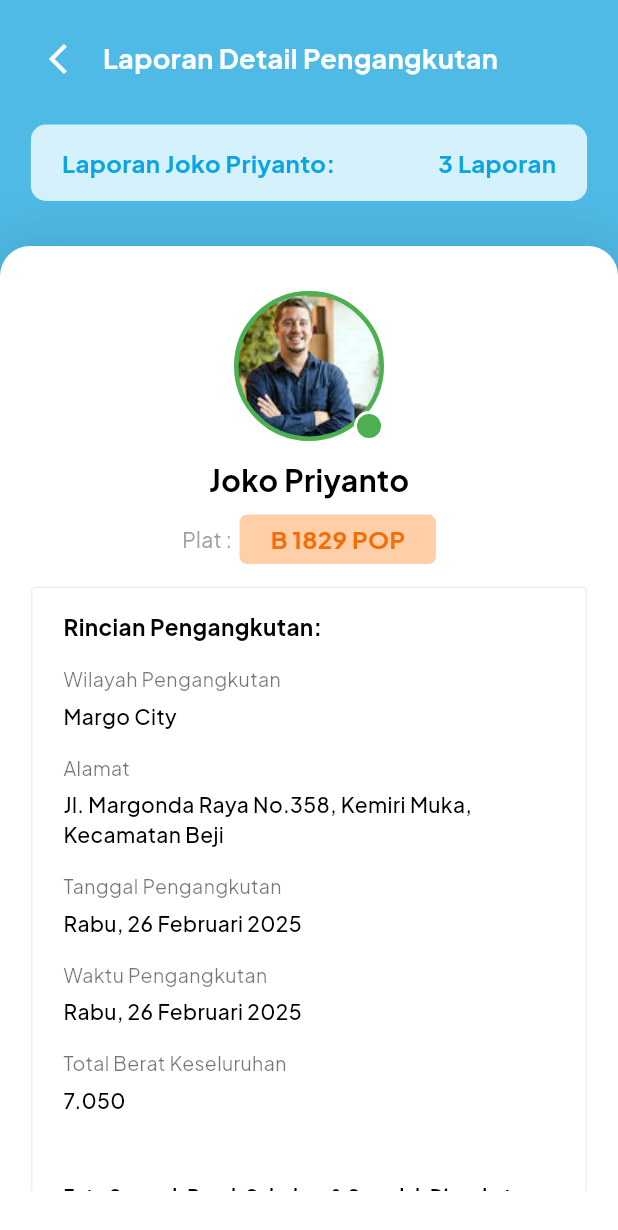
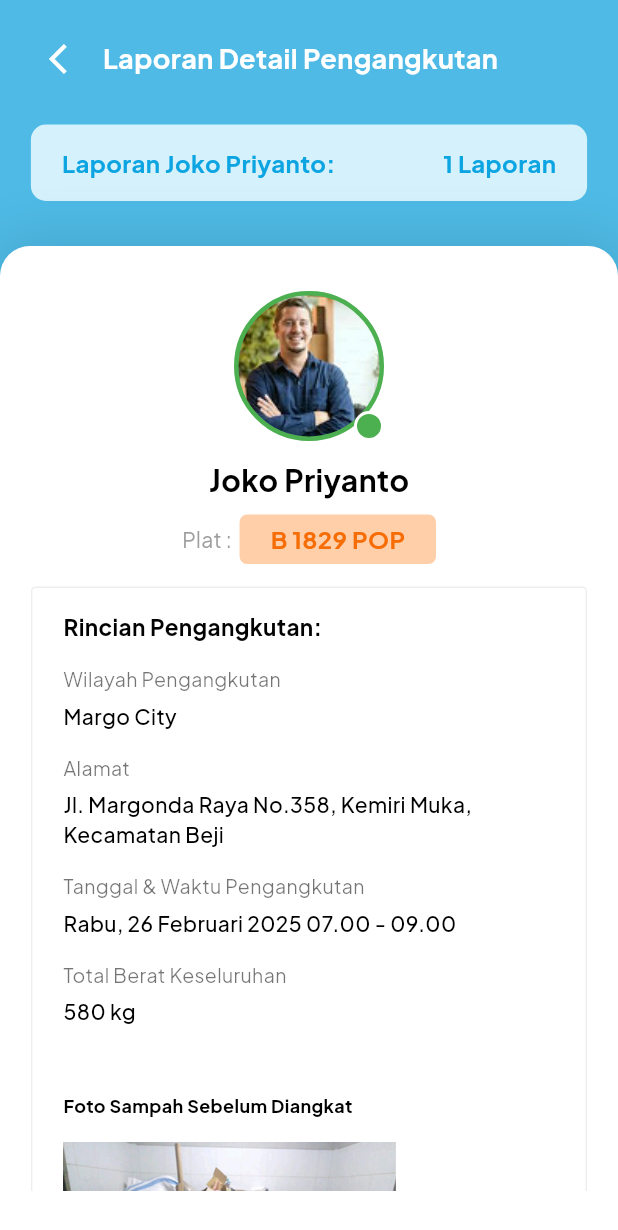
Before and after one commit to azzahrarinaldi/bersihku-app, a Flutter app: the LaporanMasukScreen screen opened by its route, after a tap on "Lihat Detail", on a phone screen of 412 x 824 dp. Shown: the top 1230 px of the screen. Run offline on Flutter 3.47's test engine with Material 3 defaults, Android fonts, the phone set to English and light mode, and no system bars; our stand-ins replace get, image_picker, loading_indicator, shared_preferences; accounts and stored records are empty.

Commit message:
implement getX in detail laporan screen

```diff
--- /dev/null
+++ b/lib/bindings/detail_data_supir_binding.dart
@@ -0,0 +1,9 @@
+import 'package:bersihku/controllers/detail_data_supir_controller.dart';
+import 'package:get/get.dart';
+
+class DetailDataSupirBinding extends Bindings {
+  @override
+  void dependencies() {
+    Get.lazyPut<DetailDataSupirController>(() => DetailDataSupirController());
+  }
+}
--- /dev/null
+++ b/lib/bindings/detail_laporan_binding.dart
@@ -0,0 +1,10 @@
+import 'package:bersihku/controllers/detail_laporan_controller.dart';
+import 'package:get/get.dart';
+
+class DetailLaporanBinding extends Bindings {
+  @override
+  void dependencies() {
+    // Inject DetailLaporanController hanya ketika dibutuhkan
+    Get.lazyPut<DetailLaporanController>(() => DetailLaporanController());
+  }
+}
--- /dev/null
+++ b/lib/controllers/detail_laporan_controller.dart
@@ -0,0 +1,47 @@
+import 'package:bersihku/models/detail_laporan_model.dart';
+import 'package:get/get.dart';
+
+class DetailLaporanController extends GetxController {
+  var laporanList = <DetailLaporanModel>[].obs;
+
+  @override
+  void onInit() {
+    super.onInit();
+    fetchDummyData();
+  }
+
+  void fetchDummyData() {
+    laporanList.value = [
+      DetailLaporanModel(
+        name: "Joko Priyanto",
+        vehicle: "B 1829 POP",
+        place: "Margo City",
+        address: "Jl. Margonda Raya No.358, Kemiri Muka, Kecamatan Beji",
+        time: "Rabu, 26 Februari 2025 07.00 - 09.00",
+        weightTotal: "580 kg",
+        urlFotoSebelum: "assets/images/sampah-kering-img.png",
+        urlFotoSesudah: "assets/images/sampah-kering-img.png",
+      ),
+      DetailLaporanModel(
+        name: "Joko Priyanto",
+        vehicle: "B 1829 POP",
+        place: "Margo City",
+        address: "Jl. Margonda Raya No.358, Kemiri Muka, Kecamatan Beji",
+        time: "Rabu, 26 Februari 2025 10.00 - 12.00",
+        weightTotal: "670 kg",
+        urlFotoSebelum: "assets/images/sampah-kering-img.png",
+        urlFotoSesudah: "assets/images/sampah-kering-img.png",
+      ),
+      DetailLaporanModel(
+        name: "Joko Priyanto",
+        vehicle: "B 1829 POP",
+        place: "Margo City",
+        address: "Jl. Margonda Raya No.358, Kemiri Muka, Kecamatan Beji",
+        time: "Rabu, 26 Februari 2025 10.00 - 12.00",
+        weightTotal: "7.050 kg",
+        urlFotoSebelum: "assets/images/sampah-kering-img.png",
+        urlFotoSesudah: "assets/images/sampah-kering-img.png",
+      ),
+    ];
+  }
+}
--- a/lib/controllers/laporan_masuk_controller.dart
+++ b/lib/controllers/laporan_masuk_controller.dart
@@ -2,10 +2,9 @@ import 'package:bersihku/models/card_data_model.dart';
 import 'package:get/get.dart';
 
 class LaporanMasukController extends GetxController {
-  var selectedWilayah = 'Pilih Wilayah'.obs;
+  var selectedWilayah = ''.obs;
 
   final List<String> wilayahList = [
-    'Pilih Wilayah',
     'Margo City',
     'Kuningan City',
     'Mall Artha Gading',
@@ -45,7 +44,7 @@ class LaporanMasukController extends GetxController {
   ];
 
   List<CardDataModel> get filteredList {
-    if (selectedWilayah.value == 'Pilih Wilayah') {
+    if (selectedWilayah.value.isEmpty) {
       return allData;
     } else {
       return allData
--- a/lib/main.dart
+++ b/lib/main.dart
@@ -1,3 +1,5 @@
+import 'package:bersihku/bindings/detail_data_supir_binding.dart';
+import 'package:bersihku/bindings/detail_laporan_binding.dart';
 import 'package:bersihku/ui/admin-front/home-admin/home-screen-admin/admin_home_screen.dart';
 import 'package:bersihku/ui/admin-front/home-admin/data-supir/data_supir_screen.dart';
 import 'package:bersihku/ui/admin-front/home-admin/detail-data-supir/detail_data_supir_screen.dart';
@@ -41,10 +43,10 @@ class MyApp extends StatelessWidget {
         GetPage(name: '/detail-history', page: () => const DetailScreenHistory()),
         GetPage(name: '/home-admin', page: () => const AdminHomeScreen()),
         GetPage(name: '/input-form', page: () => const InputFormScreen()),
-        GetPage(name: '/detail-data-supir', page: () => const DetailDataSupirScreen()),
+        GetPage(name: '/detail-data-supir', page: () => DetailDataSupirScreen(), binding: DetailDataSupirBinding()),
         GetPage(name: '/data-supir', page: () => const DataSupirScreen()),
         GetPage(name: '/laporan-masuk', page: () => const LaporanMasukScreen()),
-        GetPage(name: '/detail-laporan-masuk', page: () => const DetailLaporanMasukScreen()),
+        GetPage(name: '/detail-laporan-masuk', page: () => DetailLaporanMasukScreen(index: Get.arguments as int), binding: DetailLaporanBinding()),
       ],
     );
   }
--- /dev/null
+++ b/lib/models/detail_laporan_model.dart
@@ -0,0 +1,47 @@
+class DetailLaporanModel {
+  final String name;
+  final String vehicle;
+  final String place;
+  final String address;
+  final String time;
+  final String weightTotal;
+  final String urlFotoSebelum;
+  final String urlFotoSesudah;
+
+  DetailLaporanModel({
+    required this.name,
+    required this.vehicle,
+    required this.place,
+    required this.address,
+    required this.time,
+    required this.weightTotal,
+    required this.urlFotoSebelum,
+    required this.urlFotoSesudah,
+  });
+
+  factory DetailLaporanModel.fromMap(Map<String, dynamic> map) {
+    return DetailLaporanModel(
+      name: map['name'] ?? '',
+      vehicle: map['vehicle'] ?? '',
+      place: map['place'] ?? '',
+      address: map['address'] ?? '',
+      time: map['time'] ?? '',
+      weightTotal: map['weightTotal'] ?? '',
+      urlFotoSebelum: map['urlFotoSebelum'] ?? '',
+      urlFotoSesudah: map['urlFotoSesudah'] ?? '',
+    );
+  }
+
+  Map<String, dynamic> toMap() {
+    return {
+      'name': name,
+      'vehicle': vehicle,
+      'place': place,
+      'address': address,
+      'time': time,
+      'weightTotal': weightTotal,
+      'urlFotoSebelum': urlFotoSebelum,
+      'urlFotoSesudah': urlFotoSesudah,
+    };
+  }
+}
--- a/lib/ui/admin-front/home-admin/detail-data-supir/detail_data_supir_screen.dart
+++ b/lib/ui/admin-front/home-admin/detail-data-supir/detail_data_supir_screen.dart
@@ -14,7 +14,7 @@ class DetailDataSupirScreen extends StatelessWidget {
     Size size = MediaQuery.of(context).size;
     double screenWidth = size.width;
 
-    final controller = Get.put(DetailDataSupirController());
+    final controller = Get.find<DetailDataSupirController>();
 
     return Scaffold(
       backgroundColor: primaryColor,
--- a/lib/ui/admin-front/home-admin/detail-laporan/components/foto_sampah.dart
+++ b/lib/ui/admin-front/home-admin/detail-laporan/components/foto_sampah.dart
@@ -2,8 +2,9 @@ import 'package:flutter/material.dart';
 
 class FotoSampah extends StatelessWidget {
   final String title;
+  final String imageUrl;
 
-  const FotoSampah({super.key, required this.title});
+  const FotoSampah({super.key, required this.title, required this.imageUrl});
 
   @override
   Widget build(BuildContext context) {
@@ -15,9 +16,9 @@ class FotoSampah extends StatelessWidget {
           style: const TextStyle(fontSize: 12, color: Colors.black, fontWeight: FontWeight.bold),
         ),
         const SizedBox(height: 15),
-        Image.asset("assets/images/sampah-kering-img.png", width: 222),
+        Image.asset(imageUrl, width: 222),
         const SizedBox(height: 15),
-        Image.asset("assets/images/sampah-kering-img.png", width: 222),
+        Image.asset(imageUrl, width: 222),
       ],
     );
   }
--- a/lib/ui/admin-front/home-admin/detail-laporan/components/profile_info.dart
+++ b/lib/ui/admin-front/home-admin/detail-laporan/components/profile_info.dart
@@ -2,7 +2,10 @@ import 'package:flutter/material.dart';
 import 'package:bersihku/const.dart';
 
 class ProfileInfo extends StatelessWidget {
-  const ProfileInfo({super.key});
+  final String name;
+  final String vehicle;
+
+  const ProfileInfo({super.key, required this.name, required this.vehicle});
 
   @override
   Widget build(BuildContext context) {
@@ -38,8 +41,8 @@ class ProfileInfo extends StatelessWidget {
           ],
         ),
         const SizedBox(height: 12),
-        const Text(
-          'Joko Priyanto',
+        Text(
+          name,
           style: TextStyle(
             fontWeight: FontWeight.bold,
             fontSize: 20,
@@ -61,8 +64,8 @@ class ProfileInfo extends StatelessWidget {
                 color: Color(0xFFFFCFAA),
                 borderRadius: BorderRadius.circular(5),
               ),
-              child: const Text(
-                'B 1829 POP',
+              child: Text(
+                vehicle,
                 style: TextStyle(
                   color: textSecondary,
                   fontWeight: FontWeight.bold,
--- a/lib/ui/admin-front/home-admin/detail-laporan/components/rincian_pengangkutan.dart
+++ b/lib/ui/admin-front/home-admin/detail-laporan/components/rincian_pengangkutan.dart
@@ -1,7 +1,12 @@
 import 'package:flutter/material.dart';
 
 class RincianPengangkutan extends StatelessWidget {
-  const RincianPengangkutan({super.key});
+  final String place;
+  final String address;
+  final String time;
+  final String weightTotal;
+
+  const RincianPengangkutan({super.key, required this.place, required this.address, required this.time, required this.weightTotal});
 
   @override
   Widget build(BuildContext context) {
@@ -14,11 +19,10 @@ class RincianPengangkutan extends StatelessWidget {
           style: TextStyle(fontSize: 15, fontWeight: FontWeight.bold, color: Colors.black),
         ),
         const SizedBox(height: 15),
-        _buildDetail("Wilayah Pengangkutan", "Margo City"),
-        _buildDetail("Alamat", "Jl. Margonda Raya No.358, Kemiri Muka, Kecamatan Beji"),
-        _buildDetail("Tanggal Pengangkutan", "Rabu, 26 Februari 2025"),
-        _buildDetail("Waktu Pengangkutan", "Rabu, 26 Februari 2025"),
-        _buildDetail("Total Berat Keseluruhan", "7.050"),
+        _buildDetail("Wilayah Pengangkutan", place),
+        _buildDetail("Alamat", address),
+        _buildDetail("Tanggal & Waktu Pengangkutan", time),
+        _buildDetail("Total Berat Keseluruhan", weightTotal),
       ],
     );
   }
--- a/lib/ui/admin-front/home-admin/detail-laporan/detail_laporan_screen.dart
+++ b/lib/ui/admin-front/home-admin/detail-laporan/detail_laporan_screen.dart
@@ -1,14 +1,21 @@
 import 'package:flutter/material.dart';
+import 'package:get/get.dart';
 import 'package:bersihku/const.dart';
+import 'package:bersihku/controllers/detail_laporan_controller.dart';
 import 'components/profile_info.dart';
 import 'components/rincian_pengangkutan.dart';
 import 'components/foto_sampah.dart';
 
 class DetailLaporanMasukScreen extends StatelessWidget {
-  const DetailLaporanMasukScreen({super.key});
+  final int index;
+
+  const DetailLaporanMasukScreen({super.key, required this.index});
 
   @override
   Widget build(BuildContext context) {
+    final controller = Get.find<DetailLaporanController>();
+    final laporan = controller.laporanList[index];
+
     Size size = MediaQuery.of(context).size;
     double screenWidth = size.width;
 
@@ -52,14 +59,14 @@ class DetailLaporanMasukScreen extends StatelessWidget {
                       mainAxisAlignment: MainAxisAlignment.spaceBetween,
                       children: [
                         Text(
-                          "Laporan Joko Priyanto:",
+                          "Laporan ${laporan.name}:",
                           style: TextStyle(
                               fontSize: 16,
                               fontWeight: FontWeight.bold,
                               color: textPrimary),
                         ),
                         Text(
-                          "3 Laporan",
+                          "1 Laporan",
                           style: TextStyle(
                               fontSize: 16,
                               fontWeight: FontWeight.bold,
@@ -96,9 +103,11 @@ class DetailLaporanMasukScreen extends StatelessWidget {
                   child: Column(
                     crossAxisAlignment: CrossAxisAlignment.start,
                     children: [
-                      const ProfileInfo(),
+                      ProfileInfo(
+                        name: laporan.name,
+                        vehicle: laporan.vehicle,
+                      ),
                       const SizedBox(height: 15),
-                      // Mulai container stroke abu-abu
                       Container(
                         padding: EdgeInsets.symmetric(
                             horizontal: screenWidth * 0.05, vertical: 15),
@@ -108,16 +117,25 @@ class DetailLaporanMasukScreen extends StatelessWidget {
                         ),
                         child: Column(
                           crossAxisAlignment: CrossAxisAlignment.start,
-                          children: const [
-                            RincianPengangkutan(),
-                            SizedBox(height: 30),
+                          children: [
+                            RincianPengangkutan(
+                              place: laporan.place,
+                              address: laporan.address,
+                              time: laporan.time,
+                              weightTotal: laporan.weightTotal,
+                            ),
+                            const SizedBox(height: 30),
                             FotoSampah(
-                                title:
-                                    "Foto Sampah Basah Sebelum & Sesudah Diangkat"),
-                            SizedBox(height: 30),
+                              title:
+                                  "Foto Sampah Sebelum Diangkat",
+                              imageUrl: laporan.urlFotoSebelum,
+                            ),
+                            const SizedBox(height: 30),
                             FotoSampah(
-                                title:
-                                    "Foto Sampah Kering Sebelum & Sesudah Diangkat"),
+                              title:
+                                  "Foto Sampah Sesudah Diangkat",
+                              imageUrl: laporan.urlFotoSesudah,
+                            ),
                           ],
                         ),
                       ),
--- a/lib/ui/admin-front/home-admin/laporan-masuk/components/dropdown_wilayah.dart
+++ b/lib/ui/admin-front/home-admin/laporan-masuk/components/dropdown_wilayah.dart
@@ -16,7 +16,8 @@ class DropdownWilayah extends StatelessWidget {
   Widget build(BuildContext context) {
     return DropdownButtonHideUnderline(
       child: DropdownButton<String>(
-        value: selectedWilayah,
+        value: selectedWilayah.isEmpty ? null : selectedWilayah,
+        hint: Text("Pilih Wilayah", style: TextStyle(fontWeight: FontWeight.bold, color: Colors.black)),
         borderRadius: BorderRadius.circular(12),
         icon: const Icon(Icons.arrow_drop_down),
         style: const TextStyle(
--- a/lib/ui/admin-front/home-admin/laporan-masuk/laporan_masuk_screen.dart
+++ b/lib/ui/admin-front/home-admin/laporan-masuk/laporan_masuk_screen.dart
@@ -83,7 +83,7 @@ class LaporanMasukScreen extends StatelessWidget {
                                     imageAsset:
                                         "assets/images/profile-laporan-img.png",
                                     onTapDetail: () {
-                                      Get.toNamed('/detail-laporan-masuk');
+                                      Get.toNamed('/detail-laporan-masuk', arguments: index);
                                     },
                                   ),
                                   const SizedBox(height: 16),
```
Also changed, not shown: pubspec.lock.
